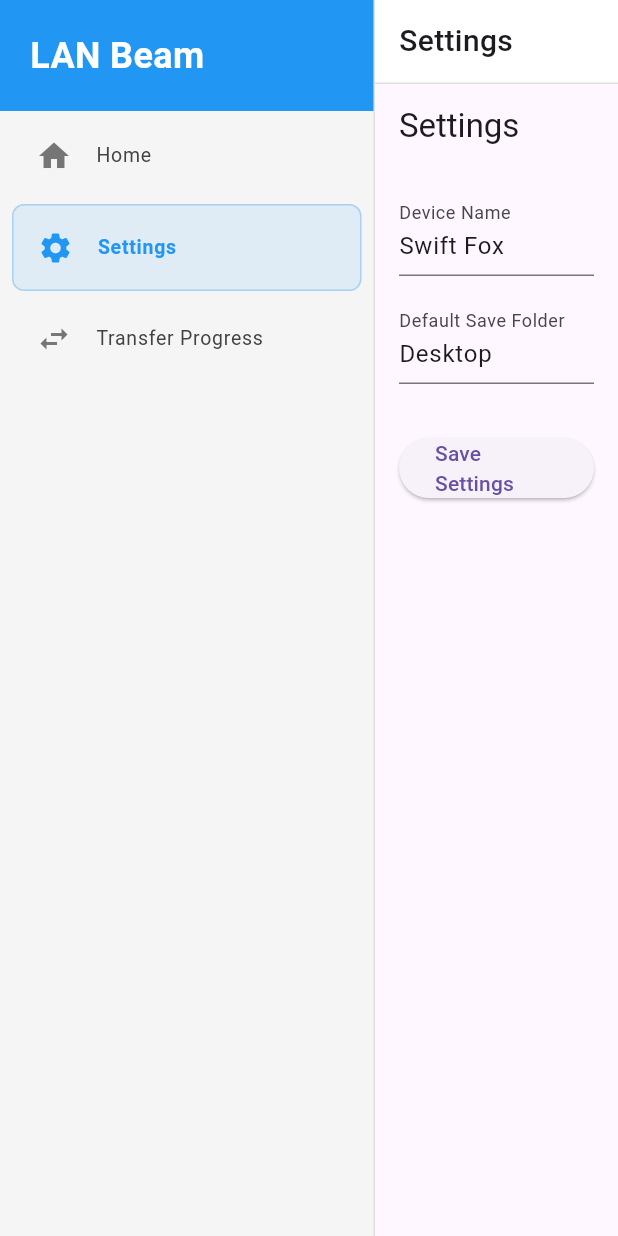
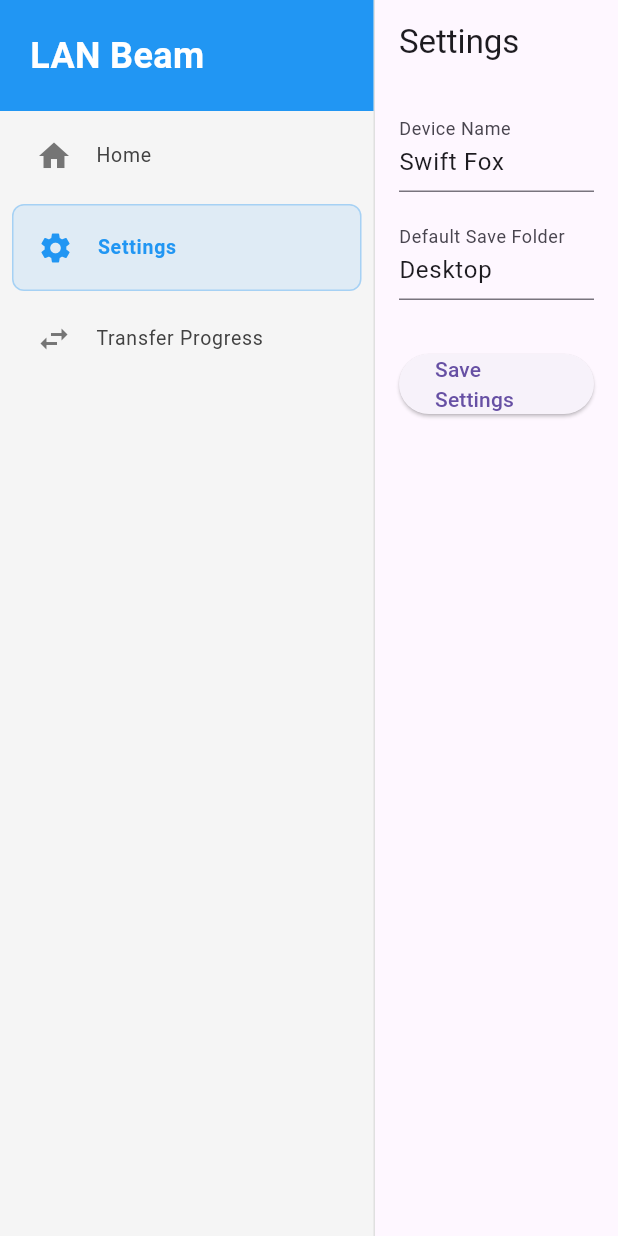
Before and after one commit to Daojim/lan_beam, a Flutter app: the screen it shows after launch, after a tap on "Settings", on a phone screen of 412 x 824 dp. Run offline on Flutter 3.47's test engine with Material 3 defaults, Android fonts, the light colour scheme and no system bars; our stand-ins replace file_picker.

Commit message:
Phase 3: Auto-Discovery & Streamlined Flow
🚀 Major UX overhaul - completely streamlined file transfer flow!

✅ Auto-Discovery Implementation:
- UDP discovery starts automatically when app opens
- TCP file receiver starts automatically (no manual button)
- All devices broadcast/listen immediately
- Background discovery service runs globally

✅ Streamlined Home Screen:
- Removed 'Start Listening' button (now automatic)
- Device selection appears on home screen after file selection
- One-click send to discovered devices
- Auto-discovery status indicator

✅ Navigation Simplification:
- Archived Discovery screen (kept file for debugging)
- Removed from sidebar navigation
- Clean 3-screen layout: Home, Settings, Transfer Progress

✅ Flow Transformation:
OLD: Open app → Start Listening → Pick file → Go to Discovery → Send
NEW: Open app → Pick file → Click device → Send

This completely eliminates the manual discovery step and makes the app
truly plug-and-play for LAN file transfers!

```diff
--- a/lib/screens/home_screen.dart
+++ b/lib/screens/home_screen.dart
@@ -43,65 +43,17 @@
               Text('Device Name: ${appState.settings.localDeviceName}'),
               const SizedBox(height: 8),
               Text('Save Folder: ${appState.settings.defaultSaveFolder}'),
-              const SizedBox(height: 8),
-              Row(
-                children: [
-                  Text(
-                    'Status: ${appState.isListening ? "Listening" : "Stopped"}',
-                  ),
-                  const SizedBox(width: 8),
-                  Icon(
-                    appState.isListening
-                        ? Icons.radio_button_checked
-                        : Icons.radio_button_unchecked,
-                    color: appState.isListening ? Colors.green : Colors.grey,
-                    size: 16,
-                  ),
-                ],
-              ),
             ],
           ),
 
           const SizedBox(height: 16),
 
-          // Control Buttons - Auto-discovery info and test mode
-          Row(
-            children: [
-              Expanded(
-                child: Container(
-                  padding: const EdgeInsets.all(12),
-                  decoration: BoxDecoration(
-                    color: Colors.green.withOpacity(0.1),
-                    borderRadius: BorderRadius.circular(8),
-                    border: Border.all(color: Colors.green.withOpacity(0.3)),
-                  ),
-                  child: Row(
-                    children: [
-                      Icon(Icons.wifi, color: Colors.green),
-                      const SizedBox(width: 8),
-                      Text(
-                        'Auto-discovery active',
-                        style: TextStyle(
-                          color: Colors.green.shade700,
-                          fontWeight: FontWeight.w500,
-                        ),
-                      ),
-                    ],
-                  ),
-                ),
-              ),
-              const SizedBox(width: 12),
-              ElevatedButton.icon(
-                onPressed: () {
-                  if (appState.selectedFile == null) {
-                    ScaffoldMessenger.of(context).showSnackBar(
-                      const SnackBar(
-                        content: Text('Please pick a file first.'),
-                      ),
-                    );
-                    return;
-                  }
-
+          // Test Mode Button
+          Align(
+            alignment: Alignment.centerRight,
+            child: ElevatedButton.icon(
+              onPressed: appState.selectedFile != null
+                  ? () {
                       // Create a fake sending TransferSession to simulate an incoming request
                       appState.setActiveTransfer(
                         TransferSession(
@@ -122,11 +74,14 @@
                           builder: (context) => const IncomingRequestScreen(),
                         ),
                       );
-                },
+                    }
+                  : null,
               icon: const Icon(Icons.bug_report),
               label: const Text('Test Mode'),
+              style: ElevatedButton.styleFrom(
+                backgroundColor: appState.selectedFile != null ? null : Colors.grey.shade300,
               ),
-            ],
+            ),
           ),
 
           const SizedBox(height: 24),
@@ -207,8 +162,18 @@
                           ),
                         );
                       } else {
-                        ScaffoldMessenger.of(context).showSnackBar(
-                          const SnackBar(content: Text('No file selected')),
+                        showDialog(
+                          context: context,
+                          builder: (context) => AlertDialog(
+                            title: const Text('No File Selected'),
+                            content: const Text('Please choose a file to continue.'),
+                            actions: [
+                              TextButton(
+                                onPressed: () => Navigator.of(context).pop(),
+                                child: const Text('OK'),
+                              ),
+                            ],
+                          ),
                         );
                       }
                     },
--- a/lib/screens/main_screen.dart
+++ b/lib/screens/main_screen.dart
@@ -18,8 +18,6 @@
     SettingsScreen(),
     TransferProgressScreen(),
   ];
-
-  final List<String> _titles = ['Home', 'Settings', 'Transfer Progress'];
 
   void _onItemTapped(int index) {
     setState(() {
@@ -85,36 +83,7 @@
           ),
           // Main Content Area
           Expanded(
-            child: Column(
-              children: [
-                // Top Bar
-                Container(
-                  width: double.infinity,
-                  height: 56,
-                  decoration: BoxDecoration(
-                    color: Colors.white,
-                    border: Border(
-                      bottom: BorderSide(color: Colors.grey[300]!, width: 1),
-                    ),
-                  ),
-                  child: Padding(
-                    padding: const EdgeInsets.symmetric(horizontal: 16),
-                    child: Align(
-                      alignment: Alignment.centerLeft,
-                      child: Text(
-                        _titles[_selectedIndex],
-                        style: const TextStyle(
-                          fontSize: 20,
-                          fontWeight: FontWeight.w500,
-                        ),
-                      ),
-                    ),
-                  ),
-                ),
-                // Screen Content
-                Expanded(child: _screens[_selectedIndex]),
-              ],
-            ),
+            child: _screens[_selectedIndex],
           ),
         ],
       ),
```
Lines whose indentation alone changed are shown as unchanged.
